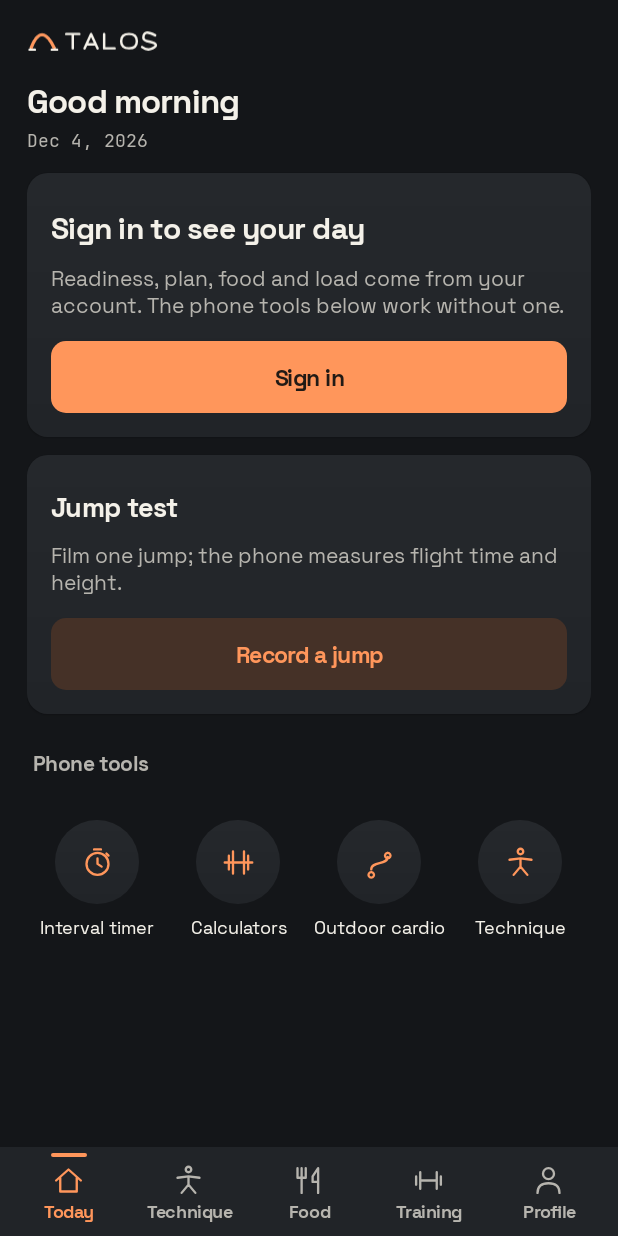
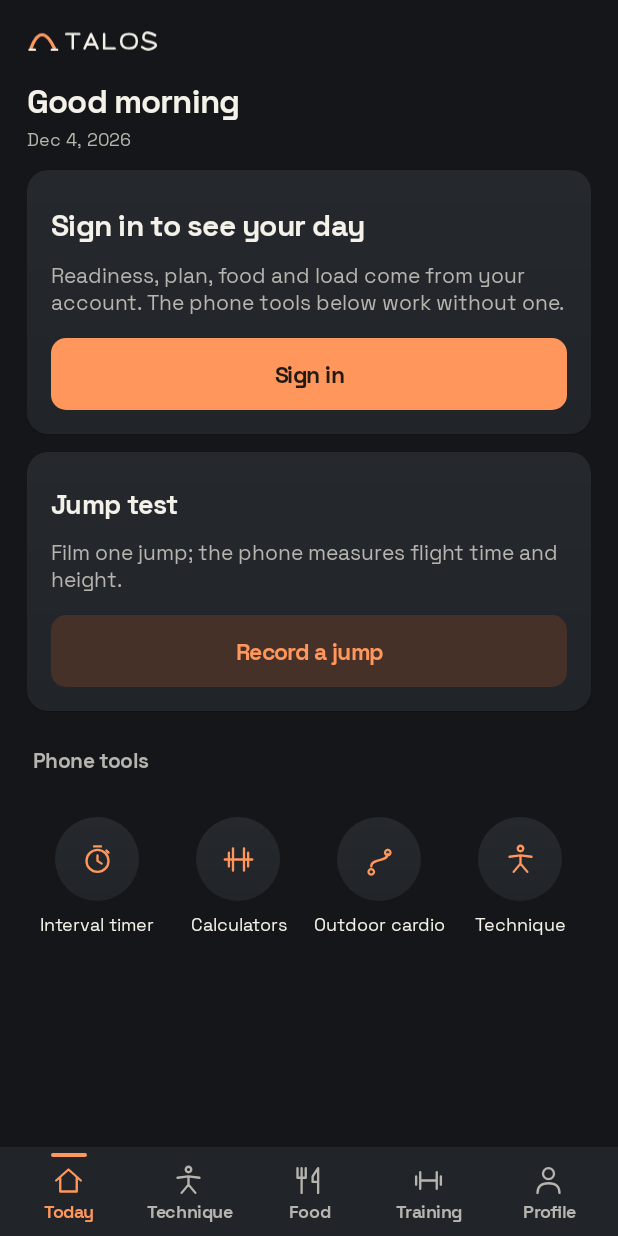
Before and after one commit to storm546/talos, an Android app: the screen it shows after launch (MainActivity), after a tap on "Continue offline", on a phone screen of 412 x 824 dp. Run offline under Robolectric (Android 15) with nearby library versions, the phone set to English and light mode, and no system bars; 2 other taps on this screen came first.

Commit message:
Coherence pass: Training split into Plan and progress / Timers and helpers with distinct icons (calendar, trophy, podium); unchecked exercises behind one quiet link at the end of Technique; Profile puts settings and sign-out last; small numbers in Space Grotesk tabular, mono only for large readouts (DESIGN.md); briefing shows today's cached answer at once and no loading line

```diff
--- a/app/src/main/kotlin/jumpscan/app/Instrument.kt
+++ b/app/src/main/kotlin/jumpscan/app/Instrument.kt
@@ -15,8 +15,10 @@ internal fun Context.instrumentTheme(): Context {
 }
 
 internal fun TextView.instrumentType(display: Boolean = false, numeric: Boolean = false) {
+    // Mono only for large readouts; small inline numbers and sentences read better in Space Grotesk with tabular figures.
+    val readout = numeric && textSize >= 24 * resources.displayMetrics.scaledDensity
     typeface = resources.getFont(when {
-        numeric -> R.font.jetbrainsmono_regular
+        readout -> R.font.jetbrainsmono_regular
         display -> R.font.spacegrotesk_bold
         else -> R.font.spacegrotesk_regular
     })
--- a/app/src/main/kotlin/jumpscan/app/Toolkit.kt
+++ b/app/src/main/kotlin/jumpscan/app/Toolkit.kt
@@ -24,12 +24,13 @@ internal object Tools {
         Tool("recipes", R.string.recipes_title, R.string.tool_recipes_note, "recipe") { recipes() },
         Tool("weight", R.string.tool_weight, R.string.tool_weight_note, "insights") { insights(days = 30) })
     val training = listOf(
-        Tool("plans", R.string.tool_plans, R.string.tool_plans_note, "index") { trainingHome() },
-        Tool("cardio", R.string.ft_cardio, R.string.tool_cardio_note, "route", local = true) { cardioHome() },
+        Tool("plans", R.string.tool_plans, R.string.tool_plans_note, "calendar") { trainingHome() },
+        Tool("records", R.string.records_title, R.string.tool_records_note, "trophy") { records() },
+        Tool("load", R.string.rd_sessions_title, R.string.rd_load_chart, "insights") { sessionsScreen() })
+    val trainingTools = listOf(
         Tool("timer", R.string.timer_title, R.string.tool_timer_note, "timer", local = true) { intervalTimer() },
         Tool("calculators", R.string.calc_title, R.string.tool_calc_note, "plates", local = true) { calculators() },
-        Tool("records", R.string.records_title, R.string.tool_records_note, "insights") { records() },
-        Tool("load", R.string.rd_sessions_title, R.string.rd_load_chart, "training") { sessionsScreen() })
+        Tool("cardio", R.string.ft_cardio, R.string.tool_cardio_note, "route", local = true) { cardioHome() })
     val you = listOf(
         Tool("checkin", R.string.checkin_title, R.string.tool_checkin_note, "checkin") { checkin() },
         Tool("body", R.string.body_title, R.string.tool_body_note, "insights") { body() },
@@ -37,14 +38,14 @@ internal object Tools {
     val club = listOf(
         Tool("sessions", R.string.tool_sessions, R.string.tool_sessions_note, "club") { clubHome() },
         Tool("feedback", R.string.feedback_title, R.string.tool_feedback_note, "assistant") { feedback() },
-        Tool("leaderboard", R.string.leaderboard_title, R.string.tool_leaderboard_note, "index") { leaderboard() })
+        Tool("leaderboard", R.string.leaderboard_title, R.string.tool_leaderboard_note, "podium") { leaderboard() })
     private val extra = listOf(
         Tool("photo", R.string.food_photo_title, R.string.tool_photo_note, "camera") { foodPhoto() },
         Tool("scan_food", R.string.tool_scan_food, R.string.tool_scan_food_note, "scan") { scanBarcode() },
         Tool("form", R.string.ui_technique, R.string.tool_form_note, "form", local = true) { formHome() },
         Tool("workout", R.string.workout_title, R.string.tool_workout_note, "training") { workoutStart() },
         Tool("nutrition", R.string.nutrition_title, R.string.tool_nutrition_note, "food") { nutritionHome() })
-    val all get() = cameraTests + formHistory + food + training + you + club + extra
+    val all get() = cameraTests + formHistory + food + training + trainingTools + you + club + extra
     operator fun get(key: String) = all.firstOrNull { it.key == key }
 }
 
--- a/app/src/main/kotlin/jumpscan/app/UiCards.kt
+++ b/app/src/main/kotlin/jumpscan/app/UiCards.kt
@@ -459,5 +459,8 @@ internal fun Context.lineIcon(name: String, tint: Int) = getDrawable(when (name)
     "timer" -> R.drawable.ic_timer
     "plates" -> R.drawable.ic_plates
     "route" -> R.drawable.ic_route
+    "calendar" -> R.drawable.ic_calendar
+    "trophy" -> R.drawable.ic_trophy
+    "podium" -> R.drawable.ic_podium
     else -> R.drawable.ic_history
 })!!.mutate().apply { setTint(tint) }
--- a/app/src/main/kotlin/jumpscan/app/Workout.kt
+++ b/app/src/main/kotlin/jumpscan/app/Workout.kt
@@ -121,7 +121,7 @@ private fun MainActivity.workoutChoices(templates: List<JSONObject>, plans: List
         beginWorkout(getString(R.string.workout_default_title), null, null, emptyList())
     }
     divider(starts)
-    settingRow("route", getString(R.string.programs_title), getString(R.string.programs_note), starts) { programs() }
+    settingRow("index", getString(R.string.programs_title), getString(R.string.programs_note), starts) { programs() }
     for (plan in plans) {
         val items = planDays(plan, weekStart(today)).filter { it.first == today }.map { it.second }
         if (items.isEmpty()) continue
@@ -146,6 +146,7 @@ private fun MainActivity.workoutChoices(templates: List<JSONObject>, plans: List
     }
     askButton(getString(R.string.ask_training_draft))
     toolList(R.string.section_training_more, Tools.training)
+    toolList(R.string.section_training_tools, Tools.trainingTools)
 }
 
 private fun MainActivity.beginWorkout(title: String, templateId: Long?, planId: Long?, items: List<JSONObject>) {
--- /dev/null
+++ b/app/src/main/res/drawable/ic_calendar.xml
@@ -0,0 +1,3 @@
+<vector xmlns:android="http://schemas.android.com/apk/res/android" android:width="22dp" android:height="22dp" android:viewportWidth="24" android:viewportHeight="24">
+    <path android:pathData="M5,5 H19 A1.5,1.5 0 0,1 20.5,6.5 V19 A1.5,1.5 0 0,1 19,20.5 H5 A1.5,1.5 0 0,1 3.5,19 V6.5 A1.5,1.5 0 0,1 5,5 Z M3.5,10 H20.5 M8,3 V7 M16,3 V7 M8,14 H10 M14,14 H16" android:fillColor="@android:color/transparent" android:strokeColor="@color/ink" android:strokeWidth="1.7" android:strokeLineCap="round" android:strokeLineJoin="round" />
+</vector>
--- /dev/null
+++ b/app/src/main/res/drawable/ic_podium.xml
@@ -0,0 +1,3 @@
+<vector xmlns:android="http://schemas.android.com/apk/res/android" android:width="22dp" android:height="22dp" android:viewportWidth="24" android:viewportHeight="24">
+    <path android:pathData="M9,20.5 V8 H15 V20.5 M3.5,20.5 V13 H9 M15,15.5 H20.5 V20.5 M2.5,20.5 H21.5" android:fillColor="@android:color/transparent" android:strokeColor="@color/ink" android:strokeWidth="1.7" android:strokeLineCap="round" android:strokeLineJoin="round" />
+</vector>
--- /dev/null
+++ b/app/src/main/res/drawable/ic_trophy.xml
@@ -0,0 +1,3 @@
+<vector xmlns:android="http://schemas.android.com/apk/res/android" android:width="22dp" android:height="22dp" android:viewportWidth="24" android:viewportHeight="24">
+    <path android:pathData="M7,4 H17 V9 A5,5 0 0,1 7,9 Z M7,6 H4 V7.5 A3,3 0 0,0 7.5,10.5 M17,6 H20 V7.5 A3,3 0 0,1 16.5,10.5 M12,14 V18 M8,20.5 H16 M9.5,18 H14.5" android:fillColor="@android:color/transparent" android:strokeColor="@color/ink" android:strokeWidth="1.7" android:strokeLineCap="round" android:strokeLineJoin="round" />
+</vector>
--- a/app/src/main/res/values/strings_toolkit.xml
+++ b/app/src/main/res/values/strings_toolkit.xml
@@ -160,7 +160,8 @@
     <string name="section_camera_tests">Camera tests</string>
     <string name="section_history">History and checks</string>
     <string name="section_food_more">More ways to log and plan</string>
-    <string name="section_training_more">Plans, timers and records</string>
+    <string name="section_training_more">Plan and progress</string>
+    <string name="section_training_tools">Timers and helpers</string>
     <string name="section_you">Body and wellbeing</string>
     <string name="tool_photo_note">Calories from a photo</string>
     <string name="tool_cook_note">Recipes from a photo of the fridge</string>
--- a/app/src/main/res/values/strings_ui.xml
+++ b/app/src/main/res/values/strings_ui.xml
@@ -41,8 +41,8 @@
     <string name="ui_form_eyebrow">%1$d EXERCISES · LIVE OR FROM VIDEO</string>
     <string name="ui_form_experimental">Experimental</string>
     <string name="ui_form_experimental_note">Not validated yet: repetition counts and hold times may be wrong. Live and From video work as usual.</string>
-    <string name="ui_form_show_experimental">Show experimental exercises (%1$d)</string>
-    <string name="ui_form_hide_experimental">Hide experimental exercises (%1$d)</string>
+    <string name="ui_form_show_experimental">%1$d more exercises still being checked</string>
+    <string name="ui_form_hide_experimental">Hide unchecked exercises (%1$d)</string>
     <string name="ui_not_validated">Not validated</string>
     <string name="ui_form_validated_note">In held-out live tests, squat counts were exact in 21 of 22 sets and never off by more than one. Plank hold times were within 1 second or 10% of the reference, whichever is greater, in all 9 sets. Plank technique time and all other exercises are not validated.</string>
     <string name="ui_replay_hint">Debug build: press and hold Live to replay the test recording.</string>
@@ -80,5 +80,5 @@
     <string name="how_measured">How is this measured?</string>
     <string name="expanded">Expanded</string>
     <string name="collapsed">Collapsed</string>
-    <string name="profile_advanced">Advanced</string>
+    <string name="profile_advanced">Settings</string>
 </resources>
```
Also changed, not shown: app/src/main/kotlin/jumpscan/app/FormScreens.kt (+10 -8 lines), app/src/main/kotlin/jumpscan/app/MainActivity.kt (+14 -12 lines), app/src/main/kotlin/jumpscan/app/TodayScreen.kt (+23 -11 lines), 3 other files.
